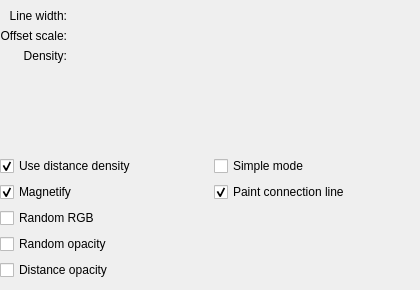
Before: the Qt Designer form plugins/paintops/sketch/wdgsketchoptions.ui in KDE/krita, drawn with Qt 5.
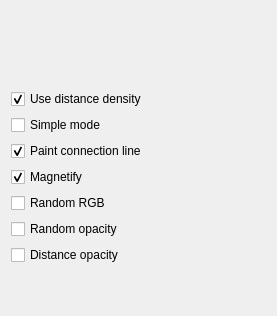
After: the same form once the commit is applied. Custom widgets are drawn as their Qt base class.

Patch:
```diff
--- a/plugins/paintops/sketch/wdgsketchoptions.ui
+++ b/plugins/paintops/sketch/wdgsketchoptions.ui
@@ -6,8 +6,8 @@
    <rect>
     <x>0</x>
     <y>0</y>
-    <width>420</width>
-    <height>290</height>
+    <width>277</width>
+    <height>316</height>
    </rect>
   </property>
   <property name="sizePolicy">
@@ -18,94 +18,67 @@
   </property>
   <property name="minimumSize">
    <size>
-    <width>330</width>
-    <height>60</height>
+    <width>50</width>
+    <height>0</height>
    </size>
   </property>
-  <widget class="QWidget" name="">
-   <property name="geometry">
-    <rect>
-     <x>0</x>
-     <y>9</y>
-     <width>421</width>
-     <height>271</height>
-    </rect>
-   </property>
-   <layout class="QVBoxLayout" name="verticalLayout_2">
+  <layout class="QVBoxLayout" name="verticalLayout">
     <item>
-     <layout class="QGridLayout" name="gridLayout">
-      <item row="0" column="0">
-       <widget class="QLabel" name="label_2">
-        <property name="text">
-         <string>Line width:</string>
-        </property>
-        <property name="alignment">
-         <set>Qt::AlignRight|Qt::AlignTrailing|Qt::AlignVCenter</set>
+    <widget class="KisDoubleSliderSpinBox" name="lineWidthSPBox" native="true">
+     <property name="sizePolicy">
+      <sizepolicy hsizetype="MinimumExpanding" vsizetype="Fixed">
+       <horstretch>0</horstretch>
+       <verstretch>0</verstretch>
+      </sizepolicy>
+     </property>
+     <property name="minimumSize">
+      <size>
+       <width>0</width>
+       <height>20</height>
+      </size>
         </property>
        </widget>
       </item>
-      <item row="0" column="1">
-       <widget class="KisDoubleSliderSpinBox" name="lineWidthSPBox">
+   <item>
+    <widget class="KisDoubleSliderSpinBox" name="offsetSPBox" native="true">
         <property name="sizePolicy">
-         <sizepolicy hsizetype="Expanding" vsizetype="Fixed">
+      <sizepolicy hsizetype="MinimumExpanding" vsizetype="Preferred">
           <horstretch>0</horstretch>
           <verstretch>0</verstretch>
          </sizepolicy>
         </property>
-       </widget>
-      </item>
-      <item row="1" column="0">
-       <widget class="QLabel" name="label">
-        <property name="text">
-         <string>Offset scale:</string>
-        </property>
-        <property name="alignment">
-         <set>Qt::AlignRight|Qt::AlignTrailing|Qt::AlignVCenter</set>
-        </property>
-       </widget>
-      </item>
-      <item row="1" column="1">
-       <widget class="KisDoubleSliderSpinBox" name="offsetSPBox" />
-      </item>
-      <item row="2" column="0">
-       <widget class="QLabel" name="label_3">
-        <property name="text">
-         <string>Density:</string>
-        </property>
-        <property name="alignment">
-         <set>Qt::AlignRight|Qt::AlignTrailing|Qt::AlignVCenter</set>
-        </property>
-       </widget>
-      </item>
-      <item row="2" column="1">
-       <widget class="KisDoubleSliderSpinBox" name="densitySPBox">
+     <property name="minimumSize">
+      <size>
+       <width>0</width>
+       <height>20</height>
+      </size>
+     </property>
+    </widget>
+   </item>
+   <item>
+    <widget class="KisDoubleSliderSpinBox" name="densitySPBox" native="true">
         <property name="sizePolicy">
          <sizepolicy hsizetype="Expanding" vsizetype="Fixed">
           <horstretch>0</horstretch>
           <verstretch>0</verstretch>
          </sizepolicy>
         </property>
-       </widget>
-      </item>
-     </layout>
-    </item>
-    <item>
-     <spacer name="verticalSpacer">
-      <property name="orientation">
-       <enum>Qt::Vertical</enum>
-      </property>
-      <property name="sizeHint" stdset="0">
+     <property name="minimumSize">
        <size>
-        <width>406</width>
-        <height>18</height>
-       </size>
-      </property>
-     </spacer>
+       <width>0</width>
+       <height>20</height>
+      </size>
+     </property>
+    </widget>
     </item>
     <item>
-     <layout class="QGridLayout" name="gridLayout_2">
-      <item row="0" column="0">
        <widget class="QCheckBox" name="distanceDensityCHBox">
+     <property name="sizePolicy">
+      <sizepolicy hsizetype="Fixed" vsizetype="Fixed">
+       <horstretch>0</horstretch>
+       <verstretch>0</verstretch>
+      </sizepolicy>
+     </property>
         <property name="text">
          <string>Use distance density</string>
         </property>
@@ -114,25 +87,27 @@
         </property>
        </widget>
       </item>
-      <item row="0" column="1">
+   <item>
        <widget class="QCheckBox" name="simpleModeCHBox">
+     <property name="sizePolicy">
+      <sizepolicy hsizetype="Fixed" vsizetype="Fixed">
+       <horstretch>0</horstretch>
+       <verstretch>0</verstretch>
+      </sizepolicy>
+     </property>
         <property name="text">
          <string>Simple mode</string>
         </property>
        </widget>
       </item>
-      <item row="1" column="0">
-       <widget class="QCheckBox" name="magnetifyCHBox">
-        <property name="text">
-         <string>Magnetify</string>
-        </property>
-        <property name="checked">
-         <bool>true</bool>
-        </property>
-       </widget>
-      </item>
-      <item row="1" column="1">
+   <item>
        <widget class="QCheckBox" name="connectionCHBox">
+     <property name="sizePolicy">
+      <sizepolicy hsizetype="Fixed" vsizetype="Fixed">
+       <horstretch>0</horstretch>
+       <verstretch>0</verstretch>
+      </sizepolicy>
+     </property>
         <property name="text">
          <string>Paint connection line</string>
         </property>
@@ -141,12 +116,30 @@
         </property>
        </widget>
       </item>
-     </layout>
-    </item>
     <item>
-     <layout class="QVBoxLayout" name="verticalLayout">
+    <widget class="QCheckBox" name="magnetifyCHBox">
+     <property name="sizePolicy">
+      <sizepolicy hsizetype="Fixed" vsizetype="Fixed">
+       <horstretch>0</horstretch>
+       <verstretch>0</verstretch>
+      </sizepolicy>
+     </property>
+     <property name="text">
+      <string>Magnetify</string>
+     </property>
+     <property name="checked">
+      <bool>true</bool>
+     </property>
+    </widget>
+   </item>
       <item>
        <widget class="QCheckBox" name="randomRGBCHbox">
+     <property name="sizePolicy">
+      <sizepolicy hsizetype="Fixed" vsizetype="Fixed">
+       <horstretch>0</horstretch>
+       <verstretch>0</verstretch>
+      </sizepolicy>
+     </property>
         <property name="text">
          <string>Random RGB</string>
         </property>
@@ -154,6 +147,12 @@
       </item>
       <item>
        <widget class="QCheckBox" name="randomOpacityCHbox">
+     <property name="sizePolicy">
+      <sizepolicy hsizetype="Fixed" vsizetype="Fixed">
+       <horstretch>0</horstretch>
+       <verstretch>0</verstretch>
+      </sizepolicy>
+     </property>
         <property name="text">
          <string>Random opacity</string>
         </property>
@@ -161,15 +160,31 @@
       </item>
       <item>
        <widget class="QCheckBox" name="distanceOpacityCHbox">
+     <property name="sizePolicy">
+      <sizepolicy hsizetype="Fixed" vsizetype="Fixed">
+       <horstretch>0</horstretch>
+       <verstretch>0</verstretch>
+      </sizepolicy>
+     </property>
         <property name="text">
          <string>Distance opacity</string>
         </property>
        </widget>
       </item>
-     </layout>
-    </item>
-   </layout>
-  </widget>
+   <item>
+    <spacer name="verticalSpacer">
+     <property name="orientation">
+      <enum>Qt::Vertical</enum>
+     </property>
+     <property name="sizeHint" stdset="0">
+      <size>
+       <width>28</width>
+       <height>14</height>
+      </size>
+     </property>
+    </spacer>
+   </item>
+  </layout>
  </widget>
  <customwidgets>
   <customwidget>
```
Left out of the diff: 2 changed lines with no effect on the pictures. Lines whose indentation alone changed are shown as unchanged.
